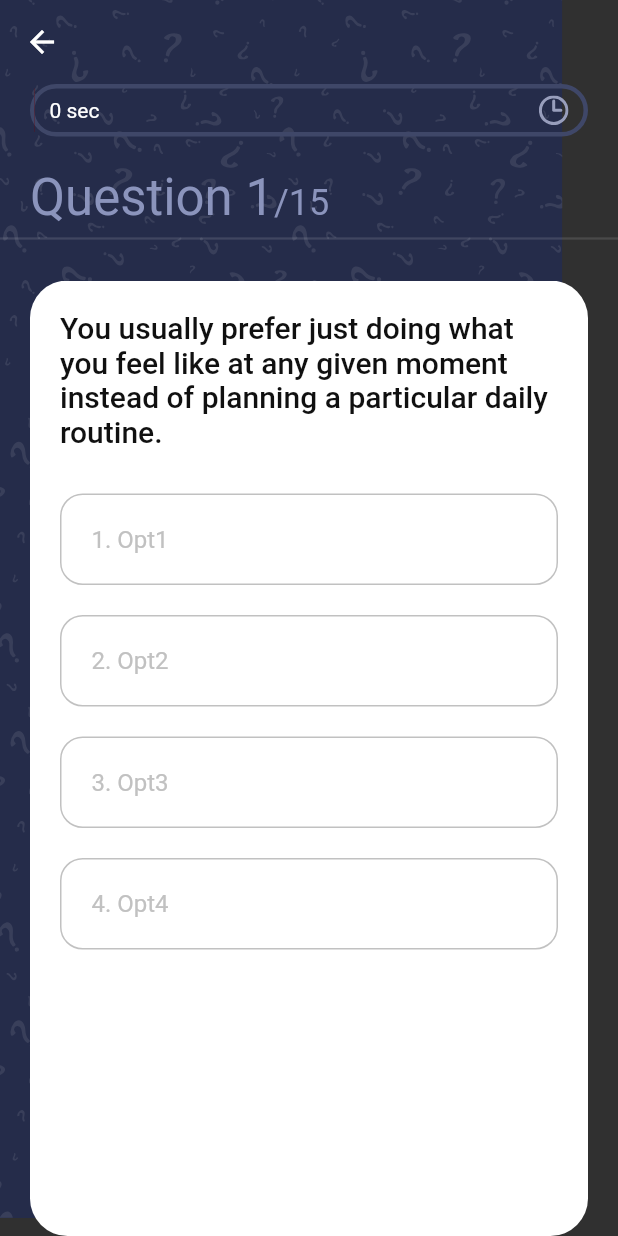
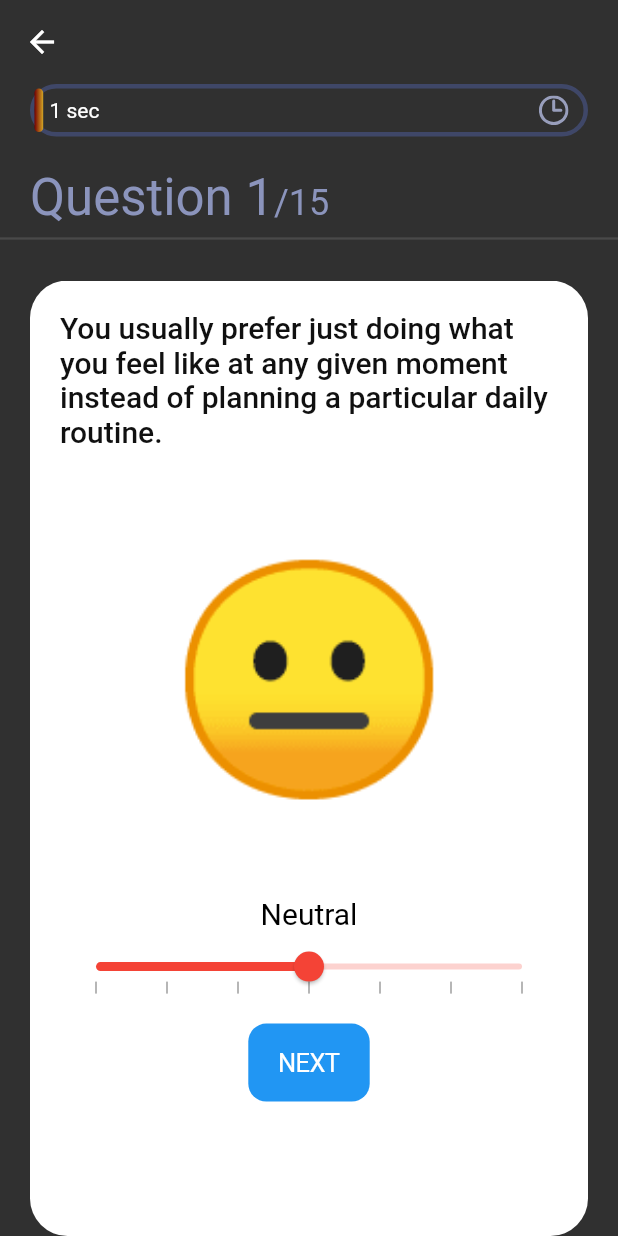
Before and after one commit to harshjohar/sorting-hat, a Flutter app: the QuizScreen screen opened directly, on a phone screen of 412 x 824 dp. Run offline on Flutter 3.47's test engine with Material 2 defaults, Android fonts, the phone set to English and light mode, and no system bars; drawn by our look-alikes of syncfusion_flutter_sliders; our stand-ins replace cloud_firestore, firebase_auth, firebase_core, flutter_riverpod, flutter_svg, get; accounts and stored records are empty.

```diff
--- a/sorting_hat/lib/controllers/quiz_controller.dart
+++ b/sorting_hat/lib/controllers/quiz_controller.dart
@@ -27,7 +27,7 @@ class QuestionController extends GetxController
   bool _isAnswered = false;
   bool get isAnswered => _isAnswered;
 
-  int _selectedAns = 69;
+  int _selectedAns = 0;
   int get selectedAns => _selectedAns;
 
   final RxInt _questionNumber = 1.obs;
@@ -39,7 +39,7 @@ class QuestionController extends GetxController
   @override
   void onInit() {
     _animationController = AnimationController(
-        duration: const Duration(seconds: 3600), vsync: this);
+        duration: const Duration(seconds: 120), vsync: this);
     _animation = Tween<double>(begin: 0, end: 1).animate(_animationController)
       ..addListener(() {
         update();
@@ -79,6 +79,7 @@ class QuestionController extends GetxController
     _animationController.stop();
     update();
     nextQuestion();
+    debugPrint(_answers.toString());
   }
 
   void updateTheQnNum(int index) {
--- a/sorting_hat/lib/screens/quiz/widgets/body.dart
+++ b/sorting_hat/lib/screens/quiz/widgets/body.dart
@@ -17,7 +17,7 @@ class Body extends StatelessWidget {
     QuestionController questionController = Get.put(QuestionController());
     return Stack(
       children: [
-        SvgPicture.asset("assets/bg.svg", fit: BoxFit.fill),
+        // SvgPicture.asset("assets/bg.svg", fit: BoxFit.fill),
         SafeArea(
           child: Column(
             crossAxisAlignment: CrossAxisAlignment.start,
--- a/sorting_hat/lib/screens/quiz/widgets/question_card.dart
+++ b/sorting_hat/lib/screens/quiz/widgets/question_card.dart
@@ -1,11 +1,12 @@
+import 'package:flutter/cupertino.dart';
 import 'package:flutter/material.dart';
 import 'package:get/instance_manager.dart';
 import 'package:sorting_hat/constants.dart';
 import 'package:sorting_hat/controllers/quiz_controller.dart';
 import 'package:sorting_hat/models/question.dart';
-import 'package:sorting_hat/screens/quiz/widgets/option.dart';
+import 'package:syncfusion_flutter_sliders/sliders.dart';
 
-class QuestionCard extends StatelessWidget {
+class QuestionCard extends StatefulWidget {
   const QuestionCard({
     Key? key,
     // it means we have to pass this
@@ -15,8 +16,25 @@ class QuestionCard extends StatelessWidget {
   final Question question;
 
   @override
+  State<QuestionCard> createState() => _QuestionCardState();
+}
+
+class _QuestionCardState extends State<QuestionCard> {
+  double value = 0;
+  final emojis = ['🥲', '😥', '🙃', '😐', '🙂', '😃', '🤩'];
+  final reaction = [
+    'Strongly Disagree',
+    'Disagree',
+    'Somewhat Disagree',
+    'Neutral',
+    'Somewhat Agree',
+    'Agree',
+    'Strongly Agree'
+  ];
+  @override
   Widget build(BuildContext context) {
-    QuestionController _controller = Get.put(QuestionController());
+    final size = MediaQuery.of(context).size;
+    QuestionController controller = Get.put(QuestionController());
     return Container(
       margin: const EdgeInsets.symmetric(horizontal: kDefaultPadding),
       padding: const EdgeInsets.all(kDefaultPadding),
@@ -27,21 +45,46 @@ class QuestionCard extends StatelessWidget {
       child: Column(
         children: [
           Text(
-            question.question,
+            widget.question.question,
             style: Theme.of(context)
                 .textTheme
                 .headline6
                 ?.copyWith(color: kBlackColor),
           ),
           const SizedBox(height: kDefaultPadding / 2),
-          ...List.generate(
-            question.options.length,
-            (index) => Option(
-              index: index,
-              text: question.options[index],
-              press: () => _controller.saveAns(question, index),
+          Container(
+            height: size.height * 0.35,
+            alignment: Alignment.center,
+            child: Text(
+              emojis[value.ceil() + 3],
+              style: const TextStyle(fontSize: 150),
             ),
           ),
+          Text(
+            reaction[value.ceil() + 3],
+            style: const TextStyle(color: Colors.black, fontSize: 20),
+          ),
+          SfSlider(
+              min: -3.0,
+              max: 3.0,
+              enableTooltip: true,
+              value: value,
+              interval: 1,
+              showTicks: true,
+              showLabels: true,
+              stepSize: 1,
+              activeColor: Colors.red,
+              minorTicksPerInterval: 1,
+              onChanged: (dynamic v) {
+                setState(() {
+                  value = v;
+                });
+              }),
+          CupertinoButton.filled(
+              child: const Text("NEXT"),
+              onPressed: () {
+                controller.saveAns(widget.question, value.ceil());
+              }),
         ],
       ),
     );
--- a/sorting_hat/pubspec.yaml
+++ b/sorting_hat/pubspec.yaml
@@ -17,7 +17,7 @@ dependencies:
   flutter_riverpod: ^1.0.4
   firebase_auth: ^4.1.1
   cloud_firestore: ^4.0.4
-
+  syncfusion_flutter_sliders: ^20.3.52
   cupertino_icons: ^1.0.2
   http: ^0.13.5
 
```
Also changed, not shown: sorting_hat/pubspec.lock.
